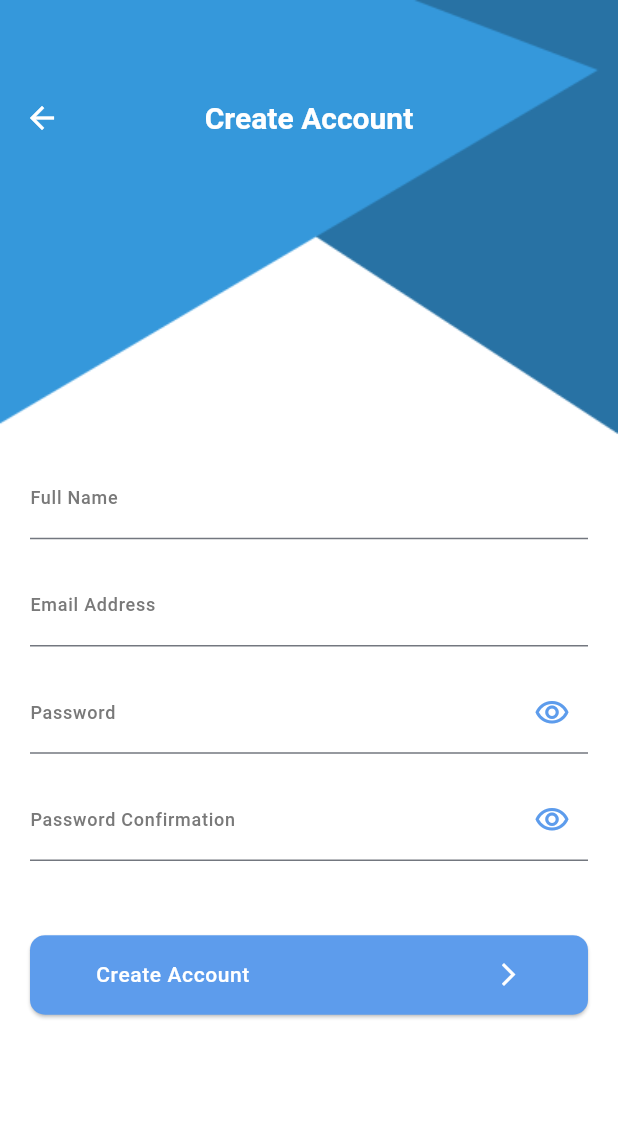
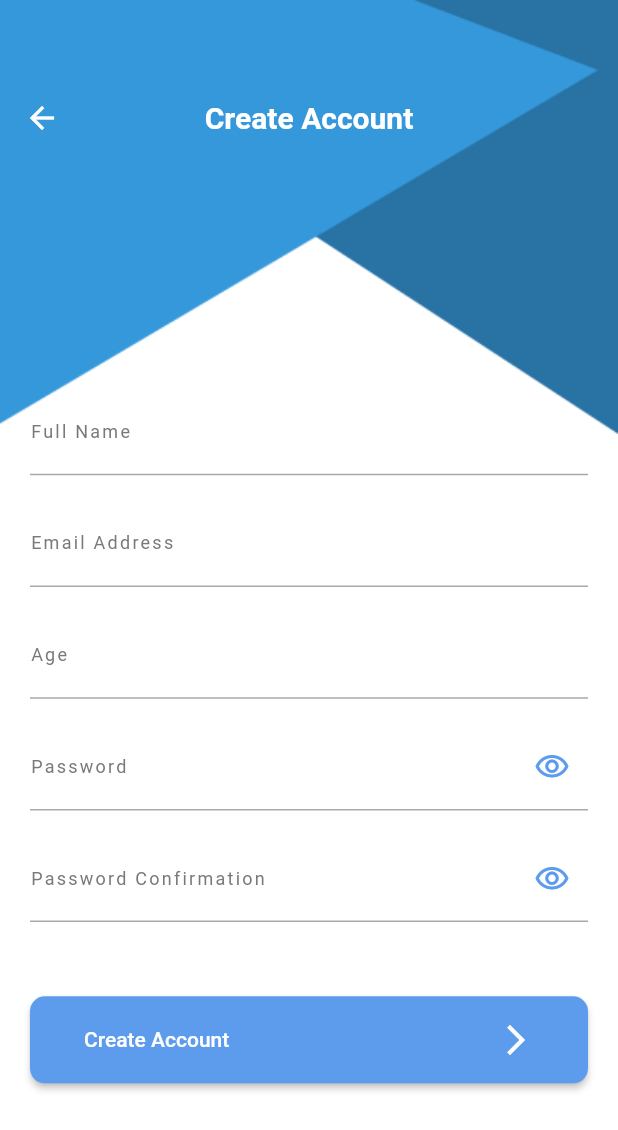
Before and after one commit to MoAhmed2004/ToDo_App, a Flutter app: the screen it shows after launch, after a tap on "OR Create Account", on a phone screen of 412 x 824 dp. Shown: the top 1130 px of the screen. Run offline on Flutter 3.47's test engine with Material 3 defaults, Android fonts, the phone set to English and light mode, and no system bars; our stand-ins replace firebase_auth, firebase_core, flutter_animate; accounts and stored records are empty; generated files the repository leaves out were written again.

Commit message:
+ added home screen + added auth & splash screen

```diff
--- a/lib/main.dart
+++ b/lib/main.dart
@@ -4,6 +4,7 @@ import 'package:todo/ui/home/home_screen.dart';
 import 'package:todo/ui/login/login_screen.dart';
 import 'package:todo/ui/signup/register_screen.dart';
 import 'package:firebase_core/firebase_core.dart';
+import 'package:todo/ui/splash_screen/splash_screen.dart';
 import 'firebase_options.dart';
 
 void main() async{
@@ -28,9 +29,10 @@ class MyApp extends StatelessWidget {
         LoginScreen.routeName:(_)=>LoginScreen(),
         RegisterScreen.routeName:(_)=>RegisterScreen(),
         HomeScreen.routeName:(_)=>HomeScreen(),
+        SplashScreen.routeName:(_)=>SplashScreen(),
 
     },
-    initialRoute: LoginScreen.routeName,
+    initialRoute: SplashScreen.routeName,
         );
   }
 }
--- a/lib/style/AppStyle.dart
+++ b/lib/style/AppStyle.dart
@@ -32,6 +32,17 @@ class AppStyle{
     colorScheme: ColorScheme.fromSeed(
         seedColor: AppColors.lightPrimary,
         primary: AppColors.lightPrimary,
+    ),
+    useMaterial3: false,
+    floatingActionButtonTheme: FloatingActionButtonThemeData(
+      backgroundColor: AppColors.lightPrimary,
+      shape: StadiumBorder(
+        side: BorderSide(
+          color: Colors.white,
+          width: 4,
+
+        )
+      )
     )
   );
 }
--- a/lib/ui/login/login_screen.dart
+++ b/lib/ui/login/login_screen.dart
@@ -49,6 +49,7 @@ class _LoginScreenState extends State<LoginScreen> {
       ),
       child: Scaffold(
         appBar: AppBar(
+          elevation: 0,
           backgroundColor: Colors.transparent,
           title: const Text('Login'),
           centerTitle: true,
--- a/lib/ui/signup/register_screen.dart
+++ b/lib/ui/signup/register_screen.dart
@@ -17,6 +17,7 @@ class RegisterScreen extends StatefulWidget {
 
 class _RegisterScreenState extends State<RegisterScreen> {
   late TextEditingController nameController;
+  late TextEditingController ageController;
   late TextEditingController emailController;
   late TextEditingController passwordController;
   late TextEditingController passwordConfirmationController;
@@ -27,6 +28,7 @@ class _RegisterScreenState extends State<RegisterScreen> {
     // TODO: implement initState
     super.initState();
     nameController=TextEditingController();
+    ageController=TextEditingController();
     emailController=TextEditingController();
     passwordController=TextEditingController();
     passwordConfirmationController=TextEditingController();
@@ -36,6 +38,7 @@ class _RegisterScreenState extends State<RegisterScreen> {
   dispose(){
     super.dispose();
     nameController.dispose();
+    ageController.dispose();
     emailController.dispose();
     passwordController.dispose();
     passwordConfirmationController.dispose();
@@ -54,6 +57,7 @@ class _RegisterScreenState extends State<RegisterScreen> {
       ),
       child: Scaffold(
         appBar: AppBar(
+          elevation: 0,
           backgroundColor: Colors.transparent,
           title: Text('Create Account'),
           centerTitle: true,
@@ -92,6 +96,15 @@ class _RegisterScreenState extends State<RegisterScreen> {
                     ),
 
                     SizedBox(height: height*0.02,),
+                    Customformfield(label:"Age" ,
+                        keyboard: TextInputType.number,
+                        controller: ageController,
+                        validator:(value){
+                      Validation.nameValidator(value,
+                          "Please Enter Your Age");
+
+                    }),
+                          SizedBox(height: height*0.02,),
                           Customformfield(label:"Password" ,
                           keyboard: TextInputType.visiblePassword,
                           controller: passwordController,
@@ -110,7 +123,8 @@ class _RegisterScreenState extends State<RegisterScreen> {
                           keyboard: TextInputType.visiblePassword,
                           controller: passwordConfirmationController,
                           isPassword: true,
-                      validator: (value){
+                          validator: (value)
+                        {
                         if(value==null || value.isEmpty){
                           return 'Please Enter Password';
                         }
--- /dev/null
+++ b/lib/ui/splash_screen/splash_screen.dart
@@ -0,0 +1,48 @@
+import 'dart:async';
+
+import 'package:firebase_auth/firebase_auth.dart';
+import 'package:flutter/material.dart';
+import 'package:flutter_animate/flutter_animate.dart';
+import 'package:todo/ui/home/home_screen.dart';
+import 'package:todo/ui/login/login_screen.dart';
+
+class SplashScreen extends StatefulWidget {
+  const SplashScreen({super.key});
+  static const String routeName = 'splash';
+
+  @override
+  State<SplashScreen> createState() => _SplashScreenState();
+}
+
+class _SplashScreenState extends State<SplashScreen> {
+  @override
+  void initState() {
+    // TODO: implement initState
+    super.initState();
+    Timer(Duration(
+      seconds: 3
+    ),
+          () {
+      FirebaseAuth.instance.currentUser==null
+          ?Navigator.pushReplacementNamed(context, LoginScreen.routeName)
+          :Navigator.pushReplacementNamed(context, HomeScreen.routeName);
+          } ,);
+  }
+  @override
+  Widget build(BuildContext context) {
+    double height = MediaQuery.of(context).size.height;
+    double width = MediaQuery.of(context).size.width;
+    return Scaffold(
+      body: Center(
+        child: Image.asset("assets/images/logo.png",
+        height: height*0.5,
+        width: width*0.4,
+        ),
+      ).animate().fadeIn(
+        duration: Duration(seconds: 1),
+      ).then().fadeOut(
+        duration: Duration(seconds: 2),
+      ),
+    );
+  }
+}
--- a/pubspec.yaml
+++ b/pubspec.yaml
@@ -37,6 +37,7 @@ dependencies:
   cupertino_icons: ^1.0.8
   firebase_core: ^3.8.0
   firebase_auth: ^5.3.3
+  flutter_animate: ^4.5.0
 
 dev_dependencies:
   flutter_test:
```
Also changed, not shown: lib/ui/home/home_screen.dart (+17 -2 lines), assets/images/logo.png (added), pubspec.lock. Lines whose indentation alone changed are shown as unchanged.
